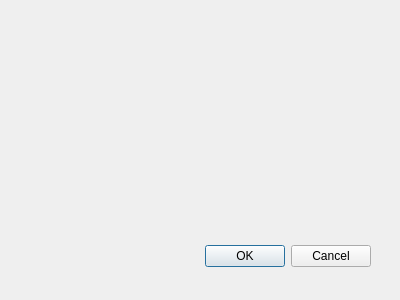
First picture: the form in dialog.ui, repository zyzzyva8421/rebecca, before the edit.
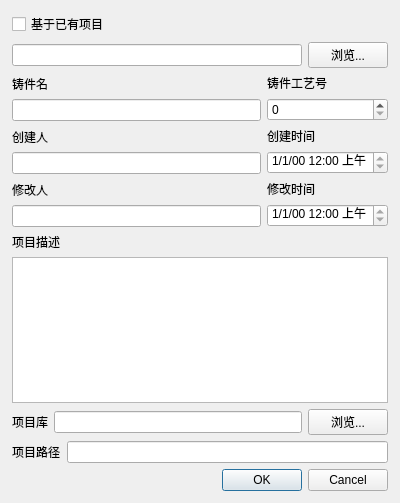
Second picture: the form after the edit.

Commit message: support button actions of mold configuration

Patch:
```diff
--- a/dialog.ui
+++ b/dialog.ui
@@ -3,34 +3,458 @@
  <comment></comment>
  <exportmacro></exportmacro>
  <class>Dialog</class>
- <widget class="QDialog" name="Dialog" >
-  <property name="geometry" >
+ <widget class="QDialog" name="Dialog">
+  <property name="geometry">
    <rect>
     <x>0</x>
     <y>0</y>
     <width>400</width>
-    <height>300</height>
+    <height>503</height>
    </rect>
   </property>
   <property name="windowTitle" >
    <string>Dialog</string>
   </property>
-  <widget class="QDialogButtonBox" name="buttonBox" >
-   <property name="geometry" >
-    <rect>
-     <x>30</x>
-     <y>240</y>
-     <width>341</width>
-     <height>32</height>
-    </rect>
+  <property name="locale">
+   <locale language="Chinese" country="China"/>
+  </property>
+  <layout class="QVBoxLayout" name="verticalLayout">
+   <property name="leftMargin">
+    <number>12</number>
    </property>
-   <property name="orientation" >
-    <enum>Qt::Horizontal</enum>
+   <property name="topMargin">
+    <number>12</number>
    </property>
-   <property name="standardButtons" >
-    <set>QDialogButtonBox::Cancel|QDialogButtonBox::Ok</set>
+   <property name="rightMargin">
+    <number>12</number>
    </property>
-  </widget>
+   <property name="bottomMargin">
+    <number>12</number>
+   </property>
+   <item>
+    <widget class="QFrame" name="frame">
+     <property name="frameShape">
+      <enum>QFrame::NoFrame</enum>
+     </property>
+     <property name="frameShadow">
+      <enum>QFrame::Raised</enum>
+     </property>
+     <layout class="QVBoxLayout" name="verticalLayout_2">
+      <property name="leftMargin">
+       <number>0</number>
+      </property>
+      <property name="topMargin">
+       <number>0</number>
+      </property>
+      <property name="rightMargin">
+       <number>0</number>
+      </property>
+      <property name="bottomMargin">
+       <number>0</number>
+      </property>
+      <item>
+       <widget class="QCheckBox" name="checkBox_BasedProjectOn">
+        <property name="text">
+         <string>基于已有项目</string>
+        </property>
+       </widget>
+      </item>
+      <item>
+       <widget class="QFrame" name="frame_4">
+        <property name="frameShape">
+         <enum>QFrame::NoFrame</enum>
+        </property>
+        <property name="frameShadow">
+         <enum>QFrame::Raised</enum>
+        </property>
+        <layout class="QHBoxLayout" name="horizontalLayout">
+         <property name="leftMargin">
+          <number>0</number>
+         </property>
+         <property name="topMargin">
+          <number>0</number>
+         </property>
+         <property name="rightMargin">
+          <number>0</number>
+         </property>
+         <property name="bottomMargin">
+          <number>0</number>
+         </property>
+         <item>
+          <widget class="QLineEdit" name="lineEdit_BasedProjectPath"/>
+         </item>
+         <item>
+          <widget class="QPushButton" name="pushButton_BasedProjectPath">
+           <property name="text">
+            <string>浏览...</string>
+           </property>
+          </widget>
+         </item>
+        </layout>
+       </widget>
+      </item>
+     </layout>
+    </widget>
+   </item>
+   <item>
+    <widget class="QFrame" name="frame_2">
+     <property name="frameShape">
+      <enum>QFrame::NoFrame</enum>
+     </property>
+     <property name="frameShadow">
+      <enum>QFrame::Raised</enum>
+     </property>
+     <layout class="QGridLayout" name="gridLayout">
+      <property name="leftMargin">
+       <number>0</number>
+      </property>
+      <property name="topMargin">
+       <number>0</number>
+      </property>
+      <property name="rightMargin">
+       <number>0</number>
+      </property>
+      <property name="bottomMargin">
+       <number>0</number>
+      </property>
+      <item row="3" column="0">
+       <widget class="QFrame" name="frame_9">
+        <property name="frameShape">
+         <enum>QFrame::NoFrame</enum>
+        </property>
+        <property name="frameShadow">
+         <enum>QFrame::Raised</enum>
+        </property>
+        <layout class="QVBoxLayout" name="verticalLayout_6">
+         <property name="leftMargin">
+          <number>0</number>
+         </property>
+         <property name="topMargin">
+          <number>0</number>
+         </property>
+         <property name="rightMargin">
+          <number>0</number>
+         </property>
+         <property name="bottomMargin">
+          <number>0</number>
+         </property>
+         <item>
+          <widget class="QLabel" name="label_4">
+           <property name="text">
+            <string>修改人</string>
+           </property>
+          </widget>
+         </item>
+         <item>
+          <widget class="QLineEdit" name="lineEdit_ModifiedAuthor"/>
+         </item>
+        </layout>
+       </widget>
+      </item>
+      <item row="3" column="1">
+       <widget class="QFrame" name="frame_10">
+        <property name="frameShape">
+         <enum>QFrame::NoFrame</enum>
+        </property>
+        <property name="frameShadow">
+         <enum>QFrame::Raised</enum>
+        </property>
+        <layout class="QVBoxLayout" name="verticalLayout_8">
+         <property name="leftMargin">
+          <number>0</number>
+         </property>
+         <property name="topMargin">
+          <number>0</number>
+         </property>
+         <property name="rightMargin">
+          <number>0</number>
+         </property>
+         <property name="bottomMargin">
+          <number>0</number>
+         </property>
+         <item>
+          <widget class="QLabel" name="label_6">
+           <property name="text">
+            <string>修改时间</string>
+           </property>
+          </widget>
+         </item>
+         <item>
+          <widget class="QTimeEdit" name="timeEdit_ModifiedTime">
+           <property name="displayFormat">
+            <string>d/M/yy h:mm AP</string>
+           </property>
+          </widget>
+         </item>
+        </layout>
+       </widget>
+      </item>
+      <item row="0" column="1">
+       <widget class="QFrame" name="frame_6">
+        <property name="frameShape">
+         <enum>QFrame::NoFrame</enum>
+        </property>
+        <property name="frameShadow">
+         <enum>QFrame::Raised</enum>
+        </property>
+        <layout class="QVBoxLayout" name="verticalLayout_9">
+         <property name="leftMargin">
+          <number>0</number>
+         </property>
+         <property name="topMargin">
+          <number>0</number>
+         </property>
+         <property name="rightMargin">
+          <number>0</number>
+         </property>
+         <property name="bottomMargin">
+          <number>0</number>
+         </property>
+         <item>
+          <widget class="QLabel" name="label_7">
+           <property name="text">
+            <string>铸件工艺号</string>
+           </property>
+          </widget>
+         </item>
+         <item>
+          <widget class="QSpinBox" name="spinBox_CastingNumber"/>
+         </item>
+        </layout>
+       </widget>
+      </item>
+      <item row="2" column="0">
+       <widget class="QFrame" name="frame_7">
+        <property name="frameShape">
+         <enum>QFrame::NoFrame</enum>
+        </property>
+        <property name="frameShadow">
+         <enum>QFrame::Raised</enum>
+        </property>
+        <layout class="QVBoxLayout" name="verticalLayout_5">
+         <property name="leftMargin">
+          <number>0</number>
+         </property>
+         <property name="topMargin">
+          <number>0</number>
+         </property>
+         <property name="rightMargin">
+          <number>0</number>
+         </property>
+         <property name="bottomMargin">
+          <number>0</number>
+         </property>
+         <item>
+          <widget class="QLabel" name="label_3">
+           <property name="text">
+            <string>创建人</string>
+           </property>
+          </widget>
+         </item>
+         <item>
+          <widget class="QLineEdit" name="lineEdit_CreatedAuthor"/>
+         </item>
+        </layout>
+       </widget>
+      </item>
+      <item row="2" column="1">
+       <widget class="QFrame" name="frame_8">
+        <property name="frameShape">
+         <enum>QFrame::NoFrame</enum>
+        </property>
+        <property name="frameShadow">
+         <enum>QFrame::Raised</enum>
+        </property>
+        <layout class="QVBoxLayout" name="verticalLayout_7">
+         <property name="leftMargin">
+          <number>0</number>
+         </property>
+         <property name="topMargin">
+          <number>0</number>
+         </property>
+         <property name="rightMargin">
+          <number>0</number>
+         </property>
+         <property name="bottomMargin">
+          <number>0</number>
+         </property>
+         <item>
+          <widget class="QLabel" name="label_5">
+           <property name="text">
+            <string>创建时间</string>
+           </property>
+          </widget>
+         </item>
+         <item>
+          <widget class="QTimeEdit" name="timeEdit_CreatedTime">
+           <property name="currentSection">
+            <enum>QDateTimeEdit::NoSection</enum>
+           </property>
+           <property name="displayFormat">
+            <string>d/M/yy h:mm AP</string>
+           </property>
+          </widget>
+         </item>
+        </layout>
+       </widget>
+      </item>
+      <item row="0" column="0">
+       <widget class="QFrame" name="frame_5">
+        <property name="frameShape">
+         <enum>QFrame::NoFrame</enum>
+        </property>
+        <property name="frameShadow">
+         <enum>QFrame::Raised</enum>
+        </property>
+        <layout class="QVBoxLayout" name="verticalLayout_4">
+         <property name="leftMargin">
+          <number>0</number>
+         </property>
+         <property name="topMargin">
+          <number>0</number>
+         </property>
+         <property name="rightMargin">
+          <number>0</number>
+         </property>
+         <property name="bottomMargin">
+          <number>0</number>
+         </property>
+         <item>
+          <widget class="QLabel" name="label_2">
+           <property name="text">
+            <string>铸件名</string>
+           </property>
+          </widget>
+         </item>
+         <item>
+          <widget class="QLineEdit" name="lineEdit_CastingName"/>
+         </item>
+        </layout>
+       </widget>
+      </item>
+     </layout>
+    </widget>
+   </item>
+   <item>
+    <widget class="QFrame" name="frame_3">
+     <property name="frameShape">
+      <enum>QFrame::NoFrame</enum>
+     </property>
+     <property name="frameShadow">
+      <enum>QFrame::Raised</enum>
+     </property>
+     <layout class="QVBoxLayout" name="verticalLayout_3">
+      <property name="leftMargin">
+       <number>0</number>
+      </property>
+      <property name="topMargin">
+       <number>0</number>
+      </property>
+      <property name="rightMargin">
+       <number>0</number>
+      </property>
+      <property name="bottomMargin">
+       <number>0</number>
+      </property>
+      <item>
+       <widget class="QLabel" name="label">
+        <property name="text">
+         <string>项目描述</string>
+        </property>
+       </widget>
+      </item>
+      <item>
+       <widget class="QPlainTextEdit" name="plainTextEdit_ProjectComment"/>
+      </item>
+      <item>
+       <widget class="QFrame" name="frame_11">
+        <property name="frameShape">
+         <enum>QFrame::NoFrame</enum>
+        </property>
+        <property name="frameShadow">
+         <enum>QFrame::Raised</enum>
+        </property>
+        <layout class="QHBoxLayout" name="horizontalLayout_2">
+         <property name="leftMargin">
+          <number>0</number>
+         </property>
+         <property name="topMargin">
+          <number>0</number>
+         </property>
+         <property name="rightMargin">
+          <number>0</number>
+         </property>
+         <property name="bottomMargin">
+          <number>0</number>
+         </property>
+         <item>
+          <widget class="QLabel" name="label_8">
+           <property name="text">
+            <string>项目库</string>
+           </property>
+          </widget>
+         </item>
+         <item>
+          <widget class="QLineEdit" name="lineEdit_ProjectLibaryPath"/>
+         </item>
+         <item>
+          <widget class="QPushButton" name="pushButton_ProjectLibaryPath">
+           <property name="text">
+            <string>浏览...</string>
+           </property>
+          </widget>
+         </item>
+        </layout>
+       </widget>
+      </item>
+      <item>
+       <widget class="QFrame" name="frame_12">
+        <property name="frameShape">
+         <enum>QFrame::NoFrame</enum>
+        </property>
+        <property name="frameShadow">
+         <enum>QFrame::Raised</enum>
+        </property>
+        <layout class="QHBoxLayout" name="horizontalLayout_3">
+         <property name="leftMargin">
+          <number>0</number>
+         </property>
+         <property name="topMargin">
+          <number>0</number>
+         </property>
+         <property name="rightMargin">
+          <number>0</number>
+         </property>
+         <property name="bottomMargin">
+          <number>0</number>
+         </property>
+         <item>
+          <widget class="QLabel" name="label_9">
+           <property name="text">
+            <string>项目路径</string>
+           </property>
+          </widget>
+         </item>
+         <item>
+          <widget class="QLineEdit" name="lineEdit_ProjectPath"/>
+         </item>
+        </layout>
+       </widget>
+      </item>
+     </layout>
+    </widget>
+   </item>
+   <item>
+    <widget class="QDialogButtonBox" name="buttonBox">
+     <property name="orientation">
+      <enum>Qt::Horizontal</enum>
+     </property>
+     <property name="standardButtons">
+      <set>QDialogButtonBox::Cancel|QDialogButtonBox::Ok</set>
+     </property>
+    </widget>
+   </item>
+  </layout>
  </widget>
  <pixmapfunction></pixmapfunction>
  <resources/>
```
Left out of the diff: 44 changed lines with no effect on the pictures. The commit also changes 31 other files.
